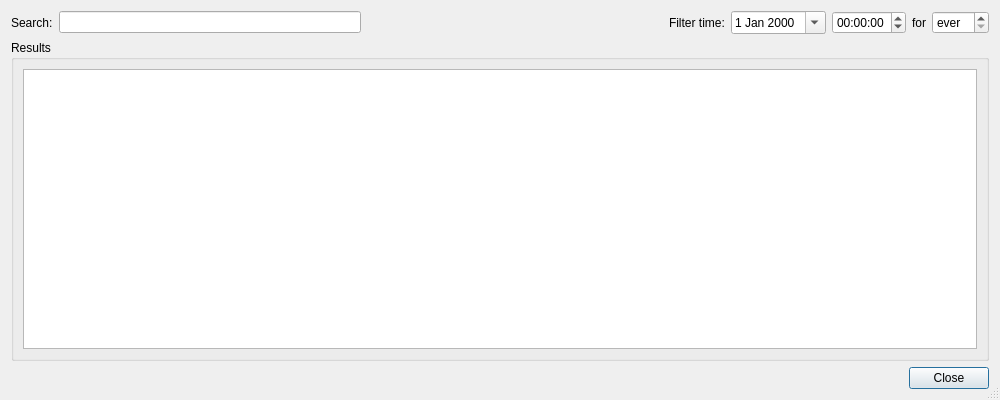
qutescoop/qutescoop, file branches/jonas_stable/QuteScoop/gui/BookedAtcDialog.ui: the form before one commit.
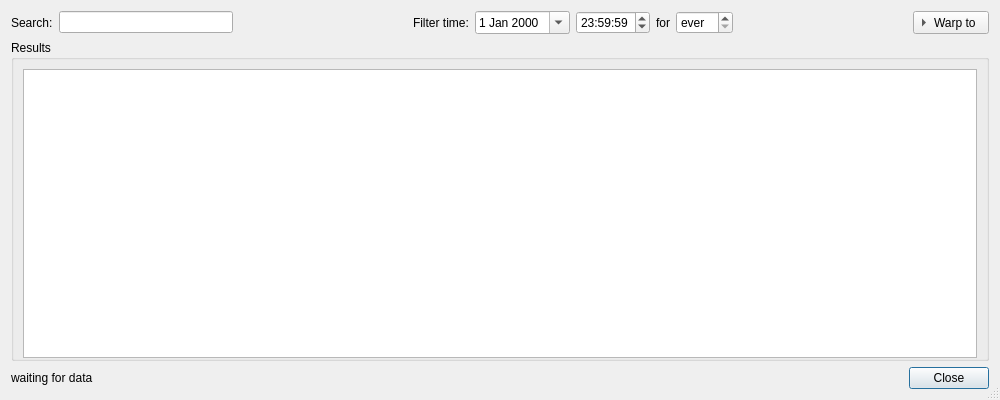
The form after the commit. Icons and pictures are not drawn.

Patch:
```diff
--- a/branches/jonas_stable/QuteScoop/gui/BookedAtcDialog.ui
+++ b/branches/jonas_stable/QuteScoop/gui/BookedAtcDialog.ui
@@ -40,7 +40,7 @@
        </property>
       </widget>
      </item>
-     <item row="0" column="3">
+     <item row="0" column="4">
       <widget class="QLabel" name="label_2">
        <property name="text">
         <string>Filter time:</string>
@@ -60,7 +60,7 @@
        </property>
       </spacer>
      </item>
-     <item row="0" column="6">
+     <item row="0" column="7">
       <widget class="QLabel" name="label_3">
        <property name="text">
         <string>for</string>
@@ -70,7 +70,7 @@
        </property>
       </widget>
      </item>
-     <item row="0" column="7">
+     <item row="0" column="8">
       <widget class="QSpinBox" name="spinHours">
        <property name="specialValueText">
         <string>ever</string>
@@ -89,27 +89,21 @@
        </property>
       </widget>
      </item>
-     <item row="0" column="5">
+     <item row="0" column="6">
       <widget class="QTimeEdit" name="timeFilter">
        <property name="wrapping">
         <bool>true</bool>
        </property>
-       <property name="calendarPopup">
-        <bool>true</bool>
-       </property>
-       <property name="timeSpec">
-        <enum>Qt::UTC</enum>
-       </property>
        <property name="time">
         <time>
-         <hour>0</hour>
-         <minute>0</minute>
-         <second>0</second>
+         <hour>23</hour>
+         <minute>59</minute>
+         <second>59</second>
         </time>
        </property>
       </widget>
      </item>
-     <item row="0" column="4">
+     <item row="0" column="5">
       <widget class="QDateEdit" name="dateFilter">
        <property name="calendarPopup">
         <bool>true</bool>
@@ -119,6 +113,32 @@
        </property>
       </widget>
      </item>
+     <item row="0" column="9">
+      <spacer name="horizontalSpacer_2">
+       <property name="orientation">
+        <enum>Qt::Horizontal</enum>
+       </property>
+       <property name="sizeHint" stdset="0">
+        <size>
+         <width>40</width>
+         <height>20</height>
+        </size>
+       </property>
+      </spacer>
+     </item>
+     <item row="0" column="10">
+      <widget class="QToolButton" name="tbPredict">
+       <property name="text">
+        <string>Warp to</string>
+       </property>
+       <property name="toolButtonStyle">
+        <enum>Qt::ToolButtonTextBesideIcon</enum>
+       </property>
+       <property name="arrowType">
+        <enum>Qt::RightArrow</enum>
+       </property>
+      </widget>
+     </item>
     </layout>
    </item>
    <item>
@@ -127,6 +147,9 @@
       <string>Results</string>
      </property>
      <layout class="QVBoxLayout" name="verticalLayout_2">
+      <property name="bottomMargin">
+       <number>0</number>
+      </property>
       <item>
        <widget class="QTreeView" name="treeBookedAtc">
         <property name="rootIsDecorated">
@@ -147,11 +170,35 @@
     </widget>
    </item>
    <item>
-    <widget class="QDialogButtonBox" name="buttonBox">
-     <property name="standardButtons">
-      <set>QDialogButtonBox::Close</set>
-     </property>
-    </widget>
+    <layout class="QHBoxLayout" name="horizontalLayout">
+     <item>
+      <widget class="QLabel" name="lblStatusInfo">
+       <property name="text">
+        <string>waiting for data</string>
+       </property>
+      </widget>
+     </item>
+     <item>
+      <spacer name="horizontalSpacer_3">
+       <property name="orientation">
+        <enum>Qt::Horizontal</enum>
+       </property>
+       <property name="sizeHint" stdset="0">
+        <size>
+         <width>40</width>
+         <height>20</height>
+        </size>
+       </property>
+      </spacer>
+     </item>
+     <item>
+      <widget class="QDialogButtonBox" name="buttonBox">
+       <property name="standardButtons">
+        <set>QDialogButtonBox::Close</set>
+       </property>
+      </widget>
+     </item>
+    </layout>
    </item>
   </layout>
  </widget>
```
Left out of the diff: 2 changed lines with no effect on the pictures.
